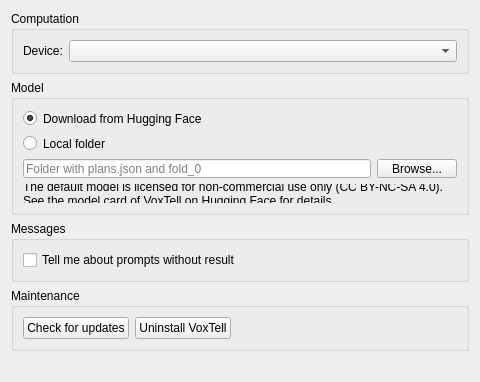
The window that Plugins/org.mitk.gui.qt.segmentation/src/internal/QmitkVoxTellPreferencePage.ui (MITK/MITK) describes before a commit, drawn with Qt 5.
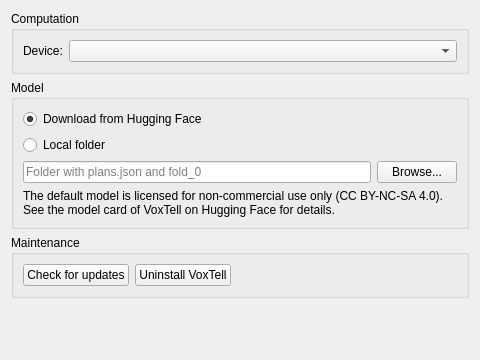
The same window after the commit.

Patch:
```diff
--- a/Plugins/org.mitk.gui.qt.segmentation/src/internal/QmitkVoxTellPreferencePage.ui
+++ b/Plugins/org.mitk.gui.qt.segmentation/src/internal/QmitkVoxTellPreferencePage.ui
@@ -97,25 +97,6 @@
      </layout>
     </widget>
    </item>
-   <item>
-    <widget class="QGroupBox" name="messagesGroupBox">
-     <property name="title">
-      <string>Messages</string>
-     </property>
-     <layout class="QVBoxLayout" name="messagesLayout">
-      <item>
-       <widget class="QCheckBox" name="promptsWithoutResultCheckBox">
-        <property name="toolTip">
-         <string>After a run, list the prompts that VoxTell found nothing for.</string>
-        </property>
-        <property name="text">
-         <string>Tell me about prompts without result</string>
-        </property>
-       </widget>
-      </item>
-     </layout>
-    </widget>
-   </item>
    <item>
     <widget class="QGroupBox" name="maintenanceGroupBox">
      <property name="title">
```
